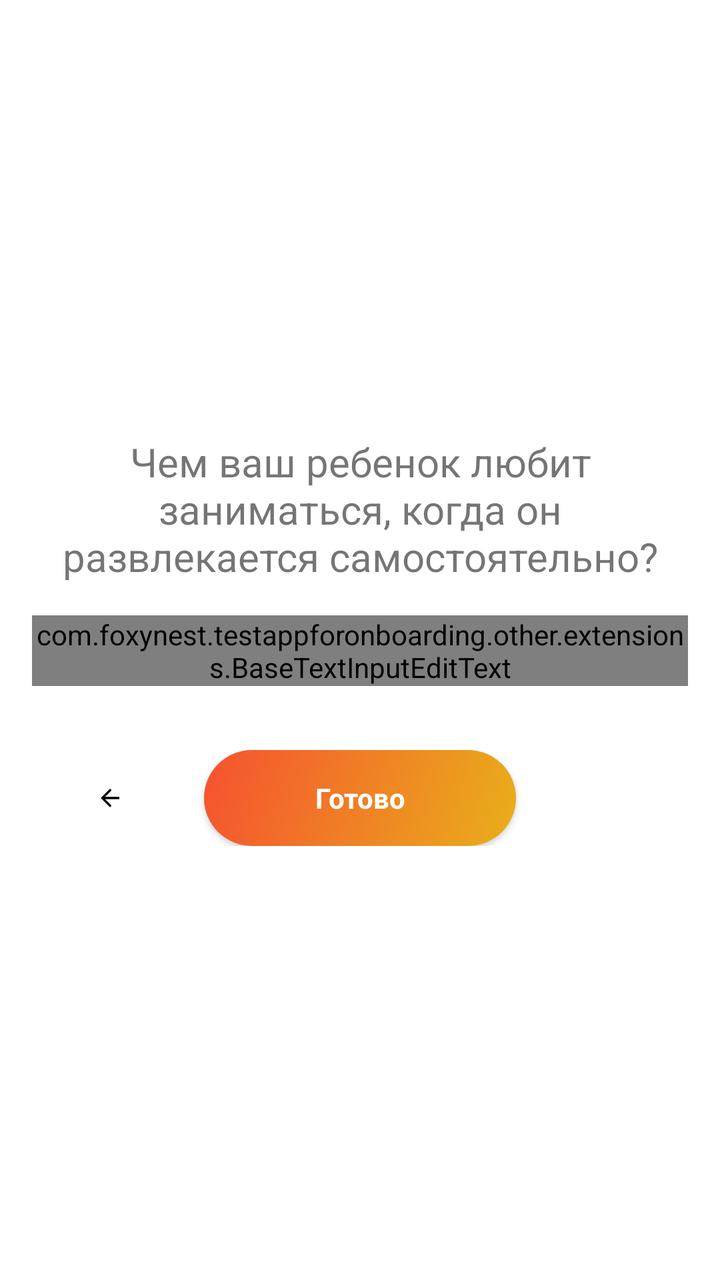
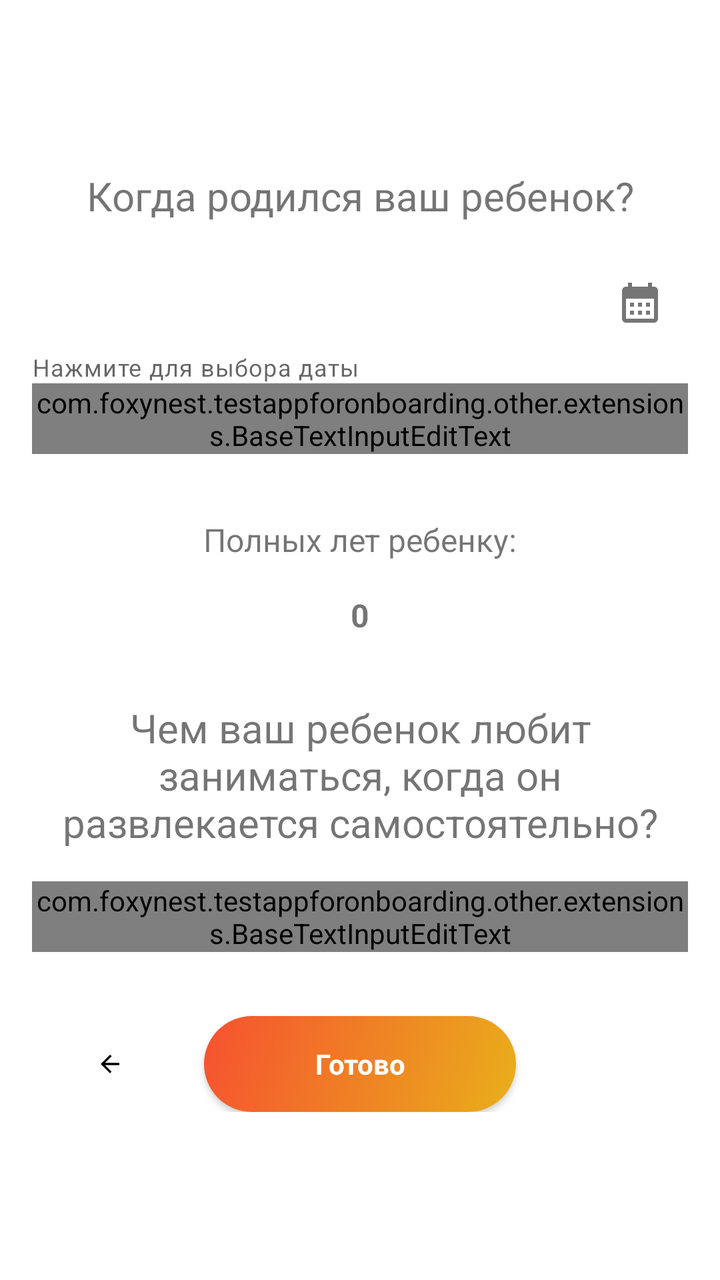

Screens rendered from an Android XML layout before and after an edit, with the pre-edit source and the edit as a unified diff.
<!-- AndroidManifest.xml: application theme Theme.TestAppForOnboarding -->
<!-- res/layout/fragment_question3.xml -->
<?xml version="1.0" encoding="utf-8"?>
<androidx.constraintlayout.widget.ConstraintLayout xmlns:android="http://schemas.android.com/apk/res/android"
    xmlns:app="http://schemas.android.com/apk/res-auto"
    android:layout_width="match_parent"
    android:layout_height="match_parent">

    <androidx.constraintlayout.widget.Guideline
        android:id="@+id/guideline_left"
        android:layout_width="wrap_content"
        android:layout_height="wrap_content"
        android:orientation="vertical"
        app:layout_constraintGuide_begin="@dimen/space_beforeOrAfterElement" />

    <androidx.constraintlayout.widget.Guideline
        android:id="@+id/guideline_right"
        android:layout_width="wrap_content"
        android:layout_height="wrap_content"
        android:orientation="vertical"
        app:layout_constraintGuide_end="@dimen/space_beforeOrAfterElement" />

    <TextView
        android:id="@+id/text_question_hobby"
        android:layout_width="0dp"
        android:layout_height="wrap_content"
        android:layout_marginTop="@dimen/space_32"
        android:layout_marginBottom="@dimen/space_beforeOrAfterElement"
        android:text="@string/text_hobby_question"
        android:textAlignment="center"
        android:textSize="20sp"
        app:layout_constraintBottom_toTopOf="@+id/text_field_hobby_answer"
        app:layout_constraintEnd_toEndOf="@+id/guideline_right"
        app:layout_constraintStart_toStartOf="@+id/guideline_left"
        app:layout_constraintTop_toTopOf="parent"
        app:layout_constraintVertical_chainStyle="packed" />

    <com.google.android.material.textfield.TextInputLayout
        android:id="@+id/text_field_hobby_answer"
        android:layout_width="0dp"
        android:layout_height="wrap_content"
        android:layout_marginBottom="@dimen/space_32"
        android:hint="@string/text_hobby_hint"
        app:layout_constraintBottom_toTopOf="@+id/buttons_linear_layout"
        app:layout_constraintEnd_toEndOf="@+id/guideline_right"
        app:layout_constraintStart_toStartOf="@+id/guideline_left"
        app:layout_constraintTop_toBottomOf="@+id/text_question_hobby"
        app:layout_constraintVertical_chainStyle="packed">

        <com.foxynest.testappforonboarding.other.extensions.BaseTextInputEditText
            android:layout_width="match_parent"
            android:layout_height="wrap_content"
            android:inputType="textCapWords|textPersonName"
            android:imeOptions="actionDone"
            android:digits="qwertyuiopasdfghjklzxcvbnmQWERTYUIOPASDFGHJKLZXCVBNM, ЁёйцукенгшщзхъфывапролджэячсмитьбюЙЦУКЕНГШЩЗХЪФЫВАПРОЛДЖЭЯЧСМИТЬБЮ"
            android:maxLines="1"
            android:singleLine="true"/>

    </com.google.android.material.textfield.TextInputLayout>

    

    <LinearLayout
        android:id="@+id/buttons_linear_layout"
        android:layout_width="0dp"
        android:layout_height="wrap_content"
        android:layout_marginBottom="@dimen/space_32"
        android:gravity="center_vertical"
        android:orientation="horizontal"
        android:weightSum="4"
        app:layout_constraintBottom_toBottomOf="parent"
        app:layout_constraintLeft_toLeftOf="@+id/guideline_left"
        app:layout_constraintRight_toRightOf="@+id/guideline_right"
        app:layout_constraintTop_toBottomOf="@+id/text_field_hobby_answer"
        app:layout_constraintVertical_chainStyle="packed">

        <androidx.appcompat.widget.AppCompatImageView
            android:id="@+id/button_back"
            android:layout_width="0dp"
            android:layout_height="wrap_content"
            android:layout_marginEnd="@dimen/space_small"
            android:layout_weight="1"
            android:gravity="center_vertical"
            android:paddingStart="@dimen/space_32"
            android:paddingEnd="@dimen/space_32"
            app:backgroundTint="@null"
            app:srcCompat="@drawable/baseline_arrow_back_24" />

        <androidx.appcompat.widget.AppCompatButton
            android:id="@+id/button_finish"
            style="@style/Widget.AppCompat.ActionButton"
            android:layout_width="0dp"
            android:layout_height="wrap_content"
            android:layout_marginEnd="@dimen/space_small"
            android:layout_weight="2"
            android:background="@drawable/button_rounded_corners"
            android:paddingStart="@dimen/space_32"
            android:paddingEnd="@dimen/space_32"
            android:text="@string/button_finish"
            android:textColor="@color/white"
            android:textSize="@dimen/button_text"
            android:textStyle="bold"
            app:backgroundTint="@null" />

        <androidx.appcompat.widget.AppCompatButton
            android:id="@+id/button_no"
            style="@style/Widget.AppCompat.ActionButton"
            android:layout_width="0dp"
            android:layout_height="wrap_content"
            android:layout_weight="1"
            android:background="@drawable/button_rounded_corners"
            android:paddingStart="@dimen/space_32"
            android:paddingEnd="@dimen/space_32"
            android:text="@string/no"
            android:textColor="@color/white"
            android:textSize="@dimen/button_text"
            android:textStyle="bold"
            android:visibility="gone"
            app:backgroundTint="@null" />

    </LinearLayout>

</androidx.constraintlayout.widget.ConstraintLayout>
<!-- resources referenced by this layout -->
<resources>
  <color name="white">#FFFFFFFF</color>
  <dimen name="button_text">14sp</dimen>
  <dimen name="space_32">32dp</dimen>
  <dimen name="space_beforeOrAfterElement">16dp</dimen>
  <dimen name="space_small">8dp</dimen>
  <!-- drawable baseline_arrow_back_24 (drawable) -->
  <vector android:autoMirrored="true" android:height="24dp"
      android:tint="#000000" android:viewportHeight="24"
      android:viewportWidth="24" android:width="24dp" xmlns:android="http://schemas.android.com/apk/res/android">
      <path android:fillColor="@android:color/white" android:pathData="M20,11H7.83l5.59,-5.59L12,4l-8,8 8,8 1.41,-1.41L7.83,13H20v-2z"/>
  </vector>
  <!-- drawable button_rounded_corners (drawable) -->
  <?xml version="1.0" encoding="utf-8"?>
  <selector
      xmlns:android="http://schemas.android.com/apk/res/android">
      <item android:state_enabled="false">
          <shape>
              <corners android:radius="24dp" />
              <gradient
                  android:angle="315"
                  android:endColor="#E9AF1A"
                  android:startColor="#F65130" />
          </shape>
      </item>
  
      
      <item android:state_pressed="true">
          <shape>
              <corners android:radius="24dp" />
              <gradient
                  android:angle="315"
                  android:endColor="#CCE9AF1A"
                  android:startColor="#CCF65130" />
          </shape>
      </item>
  
      
      <item android:state_enabled="true">
          <shape>
              <corners android:radius="24dp" />
              <gradient
                  android:angle="315"
                  android:endColor="#E9AF1A"
                  android:startColor="#F65130" />
          </shape>
      </item>
  
  </selector>
  <string name="button_finish">Готово</string>
  <string name="no">Нет</string>
  <string name="text_hobby_hint">Напишите хобби</string>
  <string name="text_hobby_question">Чем ваш ребенок любит заниматься, когда он развлекается самостоятельно?</string>
  <style name="Theme.TestAppForOnboarding" parent="Theme.MaterialComponents.DayNight.DarkActionBar">
          
          <item name="colorPrimary">@color/purple_500</item>
          <item name="colorPrimaryVariant">@color/purple_700</item>
          <item name="colorOnPrimary">@color/white</item>
          
          <item name="colorSecondary">@color/teal_200</item>
          <item name="colorSecondaryVariant">@color/teal_700</item>
          <item name="colorOnSecondary">@color/black</item>
          
          <item name="android:statusBarColor">?attr/colorPrimaryVariant</item>
          
      </style>
  <color name="purple_500">#FF6200EE</color>
  <color name="purple_700">#FF3700B3</color>
  <color name="teal_200">#FF03DAC5</color>
  <color name="teal_700">#FF018786</color>
  <color name="black">#FF000000</color>
</resources>

<!-- the commit's change to res/layout/fragment_question3.xml (unified diff, before → after) -->
@@ -2,7 +2,10 @@
 <androidx.constraintlayout.widget.ConstraintLayout xmlns:android="http://schemas.android.com/apk/res/android"
     xmlns:app="http://schemas.android.com/apk/res-auto"
     android:layout_width="match_parent"
-    android:layout_height="match_parent">
+    android:layout_height="match_parent"
+    android:clickable="true"
+    android:focusable="true"
+    android:focusableInTouchMode="true">
 
     <androidx.constraintlayout.widget.Guideline
         android:id="@+id/guideline_left"
@@ -19,10 +22,83 @@
         app:layout_constraintGuide_end="@dimen/space_beforeOrAfterElement" />
 
     <TextView
+        android:id="@+id/text_question_birth_date"
+        android:layout_width="0dp"
+        android:layout_height="wrap_content"
+        android:layout_marginTop="@dimen/space_32"
+        android:layout_marginBottom="@dimen/space_beforeOrAfterElement"
+        android:text="@string/text_birth_date_question"
+        android:textAlignment="center"
+        android:textSize="20sp"
+        app:layout_constraintBottom_toTopOf="@+id/text_field_birth_date"
+        app:layout_constraintEnd_toEndOf="@+id/guideline_right"
+        app:layout_constraintStart_toStartOf="@+id/guideline_left"
+        app:layout_constraintTop_toTopOf="parent"
+        app:layout_constraintVertical_chainStyle="packed" />
+
+    
+
+    <com.google.android.material.textfield.TextInputLayout
+        android:id="@+id/text_field_birth_date"
+        android:layout_width="0dp"
+        android:layout_height="wrap_content"
+        android:layout_marginBottom="@dimen/space_32"
+        android:hint="@string/text_birth_date_hint"
+        app:endIconContentDescription="@string/text_select_date_hint"
+        app:helperText="@string/text_select_date_helper"
+        app:helperTextEnabled="true"
+        app:endIconDrawable="@drawable/baseline_calendar_month_24"
+        app:endIconMode="custom"
+        app:layout_constraintBottom_toTopOf="@+id/text_child_age_label"
+        app:layout_constraintEnd_toEndOf="@+id/guideline_right"
+        app:layout_constraintStart_toStartOf="@+id/guideline_left"
+        app:layout_constraintTop_toBottomOf="@+id/text_question_birth_date">
+
+        
+
+        <com.foxynest.testappforonboarding.other.extensions.BaseTextInputEditText
+            android:id="@+id/edit_text_birth_date"
+            android:layout_width="match_parent"
+            android:layout_height="wrap_content"
+            android:clickable="true"
+            android:focusable="false"
+            android:cursorVisible="false"
+            android:imeOptions="actionNext"
+            android:inputType="none"
+            android:maxLines="1" />
+
+    </com.google.android.material.textfield.TextInputLayout>
+
+    <TextView
+        android:id="@+id/text_child_age_label"
+        android:layout_width="wrap_content"
+        android:layout_height="wrap_content"
+        android:layout_marginBottom="@dimen/space_beforeOrAfterElement"
+        android:text="@string/text_child_age"
+        android:textSize="16sp"
+        app:layout_constraintBottom_toTopOf="@+id/text_child_age_value"
+        app:layout_constraintEnd_toEndOf="@+id/guideline_right"
+        app:layout_constraintStart_toStartOf="@+id/guideline_left"
+        app:layout_constraintTop_toBottomOf="@+id/text_field_birth_date" />
+
+    
+    <TextView
+        android:id="@+id/text_child_age_value"
+        android:layout_width="wrap_content"
+        android:layout_height="wrap_content"
+        android:layout_marginBottom="@dimen/space_32"
+        android:text="0"
+        android:textSize="16sp"
+        android:textStyle="bold"
+        app:layout_constraintBottom_toTopOf="@+id/text_question_hobby"
+        app:layout_constraintEnd_toEndOf="@+id/guideline_right"
+        app:layout_constraintStart_toStartOf="@+id/guideline_left"
+        app:layout_constraintTop_toBottomOf="@+id/text_child_age_label" />
+
+    <TextView
         android:id="@+id/text_question_hobby"
         android:layout_width="0dp"
         android:layout_height="wrap_content"
-        android:layout_marginTop="@dimen/space_32"
         android:layout_marginBottom="@dimen/space_beforeOrAfterElement"
         android:text="@string/text_hobby_question"
         android:textAlignment="center"
@@ -30,8 +106,7 @@
         app:layout_constraintBottom_toTopOf="@+id/text_field_hobby_answer"
         app:layout_constraintEnd_toEndOf="@+id/guideline_right"
         app:layout_constraintStart_toStartOf="@+id/guideline_left"
-        app:layout_constraintTop_toTopOf="parent"
-        app:layout_constraintVertical_chainStyle="packed" />
+        app:layout_constraintTop_toBottomOf="@+id/text_child_age_value" />
 
     <com.google.android.material.textfield.TextInputLayout
         android:id="@+id/text_field_hobby_answer"
@@ -46,13 +121,14 @@
         app:layout_constraintVertical_chainStyle="packed">
 
         <com.foxynest.testappforonboarding.other.extensions.BaseTextInputEditText
+            android:id="@+id/edit_text_field_hobby_answer"
             android:layout_width="match_parent"
             android:layout_height="wrap_content"
-            android:inputType="textCapWords|textPersonName"
+            android:digits="qwertyuiopasdfghjklzxcvbnmQWERTYUIOPASDFGHJKLZXCVBNM, ЁёйцукенгшщзхъфывапролджэячсмитьбюЙЦУКЕНГШЩЗХЪФЫВАПРОЛДЖЭЯЧСМИТЬБЮ"
             android:imeOptions="actionDone"
-            android:digits="qwertyuiopasdfghjklzxcvbnmQWERTYUIOPASDFGHJKLZXCVBNM, ЁёйцукенгшщзхъфывапролджэячсмитьбюЙЦУКЕНГШЩЗХЪФЫВАПРОЛДЖЭЯЧСМИТЬБЮ"
+            android:inputType="textShortMessage"
             android:maxLines="1"
-            android:singleLine="true"/>
+            android:singleLine="true" />
 
     </com.google.android.material.textfield.TextInputLayout>
 
<!-- resource entries referenced after the edit -->
@@ -10,6 +10,12 @@
       android:tint="#000000" android:viewportHeight="24"
       android:viewportWidth="24" android:width="24dp" xmlns:android="http://schemas.android.com/apk/res/android">
       <path android:fillColor="@android:color/white" android:pathData="M20,11H7.83l5.59,-5.59L12,4l-8,8 8,8 1.41,-1.41L7.83,13H20v-2z"/>
+  </vector>
+  <!-- drawable baseline_calendar_month_24 (drawable) -->
+  <vector xmlns:android="http://schemas.android.com/apk/res/android" android:height="24dp" android:tint="#000000" android:viewportHeight="24" android:viewportWidth="24" android:width="24dp">
+        
+      <path android:fillColor="@android:color/white" android:pathData="M19,4h-1V2h-2v2H8V2H6v2H5C3.89,4 3.01,4.9 3.01,6L3,20c0,1.1 0.89,2 2,2h14c1.1,0 2,-0.9 2,-2V6C21,4.9 20.1,4 19,4zM19,20H5V10h14V20zM9,14H7v-2h2V14zM13,14h-2v-2h2V14zM17,14h-2v-2h2V14zM9,18H7v-2h2V18zM13,18h-2v-2h2V18zM17,18h-2v-2h2V18z"/>
+      
   </vector>
   <!-- drawable button_rounded_corners (drawable) -->
   <?xml version="1.0" encoding="utf-8"?>
@@ -50,8 +56,13 @@
   </selector>
   <string name="button_finish">Готово</string>
   <string name="no">Нет</string>
+  <string name="text_birth_date_hint">ДД.ММ.ГГГГ</string>
+  <string name="text_birth_date_question">Когда родился ваш ребенок?</string>
+  <string name="text_child_age">Полных лет ребенку:</string>
   <string name="text_hobby_hint">Напишите хобби</string>
   <string name="text_hobby_question">Чем ваш ребенок любит заниматься, когда он развлекается самостоятельно?</string>
+  <string name="text_select_date_helper">Нажмите для выбора даты</string>
+  <string name="text_select_date_hint">Выберите дату рождения ребенка</string>
   <style name="Theme.TestAppForOnboarding" parent="Theme.MaterialComponents.DayNight.DarkActionBar">
           
           <item name="colorPrimary">@color/purple_500</item>
